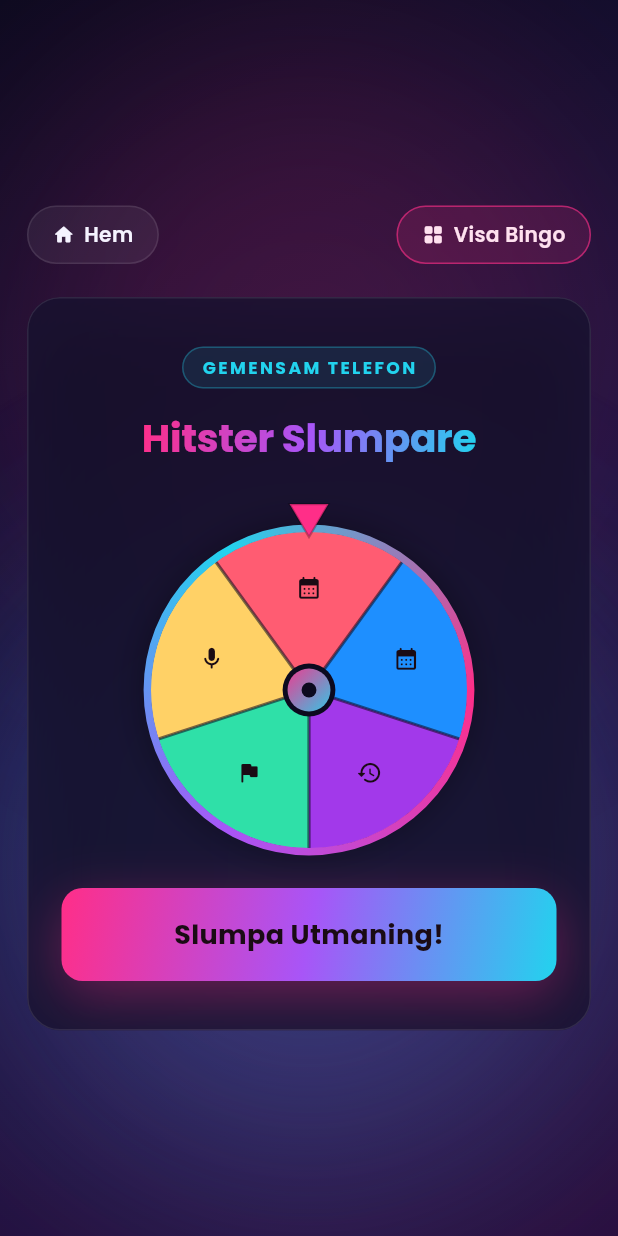
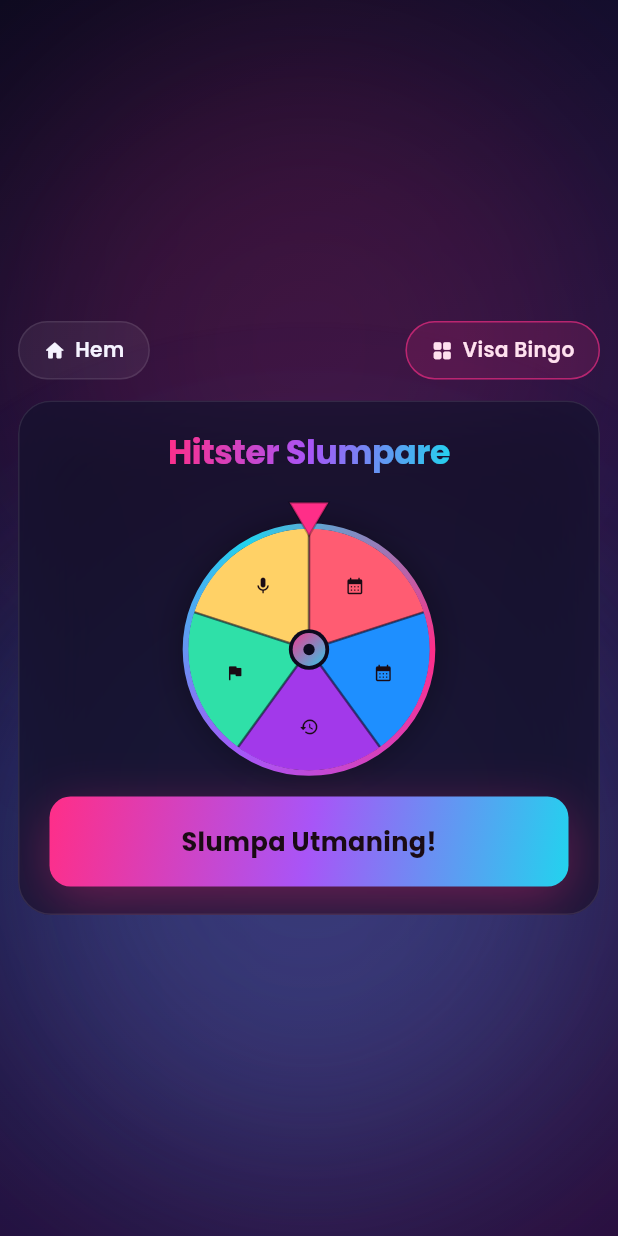
Before and after one commit to KKandenas/Hitster, a Flutter app: the screen it shows after launch, after a tap on "Slumpgenerator", on a phone screen of 412 x 824 dp. Run offline on Flutter 3.47's test engine with Material 3 defaults, Android fonts, the phone set to English and light mode, and no system bars; our stand-ins replace shared_preferences.

Commit message:
Fixa hjulets centrering och gör slumpgeneratorn kompakt (#6)
Hjulet landade alltid exakt på skarven mellan två slices istället för
mitt på en - startvinkeln i SpinWheel var förskjuten en halv slice
relativt targetRotationFor. Tar bort den extra förskjutningen så
resultatet nu alltid hamnar mitt på rätt slice under pekaren.

Gör även slumpgeneratorn kompaktare (mindre hjul, tightare marginaler,
mindre resultatkort) så hela vyn inklusive resultatet får plats på en
iPhone-skärm utan att behöva scrolla, och tar bort den överflödiga
"Gemensam telefon"-etiketten.

Co-authored-by: Claude <noreply@anthropic.com>

```diff
--- a/flutter_app/lib/screens/generator_screen.dart
+++ b/flutter_app/lib/screens/generator_screen.dart
@@ -93,7 +93,7 @@ class _GeneratorScreenState extends State<GeneratorScreen>
         child: SafeArea(
           child: Center(
             child: SingleChildScrollView(
-              padding: const EdgeInsets.all(18),
+              padding: const EdgeInsets.all(12),
               child: Column(
                 mainAxisSize: MainAxisSize.min,
                 children: [
@@ -114,36 +114,35 @@ class _GeneratorScreenState extends State<GeneratorScreen>
                       ),
                     ],
                   ),
-                  const SizedBox(height: 22),
+                  const SizedBox(height: 14),
                   GlassCard(
+                    padding: const EdgeInsets.symmetric(horizontal: 20, vertical: 18),
                     child: Column(
                       mainAxisSize: MainAxisSize.min,
                       children: [
-                        const EyebrowChip(label: 'Gemensam telefon'),
+                        const GradientText('Hitster Slumpare', fontSize: 22),
                         const SizedBox(height: 14),
-                        const GradientText('Hitster Slumpare', fontSize: 26),
-                        const SizedBox(height: 22),
                         AnimatedBuilder(
                           animation: _wheelAnimation,
                           builder: (context, _) => SpinWheel(
                             rotation: _wheelAnimation.value,
-                            size: 220,
+                            size: 168,
                           ),
                         ),
-                        const SizedBox(height: 22),
+                        const SizedBox(height: 14),
                         GradientButton(
                           onPressed: _slumpaUtmaning,
                           child: Text(
                             _spinning ? 'Snurrar…' : 'Slumpa Utmaning!',
                             style: const TextStyle(
                               color: GradientButton.onDark,
-                              fontSize: 18,
+                              fontSize: 17,
                               fontWeight: FontWeight.w700,
                             ),
                           ),
                         ),
                         if (_shown != null) ...[
-                          const SizedBox(height: 24),
+                          const SizedBox(height: 14),
                           ScaleTransition(
                             scale: Tween(begin: 0.94, end: 1.0).animate(_revealAnimation),
                             child: FadeTransition(
@@ -174,7 +173,7 @@ class _ResultCard extends StatelessWidget {
   Widget build(BuildContext context) {
     return Container(
       width: double.infinity,
-      padding: const EdgeInsets.symmetric(vertical: 26, horizontal: 18),
+      padding: const EdgeInsets.symmetric(vertical: 16, horizontal: 16),
       decoration: BoxDecoration(
         color: AppColors.surfaceSolid,
         borderRadius: BorderRadius.circular(14),
@@ -188,25 +187,25 @@ class _ResultCard extends StatelessWidget {
       ),
       child: Column(
         children: [
-          Icon(challenge.ikon, color: challenge.farg, size: 40),
-          const SizedBox(height: 12),
+          Icon(challenge.ikon, color: challenge.farg, size: 30),
+          const SizedBox(height: 8),
           Text(
             challenge.titel,
             textAlign: TextAlign.center,
             style: TextStyle(
               color: challenge.farg,
-              fontSize: 25,
+              fontSize: 19,
               fontWeight: FontWeight.w700,
             ),
           ),
-          const SizedBox(height: 10),
+          const SizedBox(height: 6),
           Text(
             challenge.info,
             textAlign: TextAlign.center,
             style: const TextStyle(
               color: AppColors.textMuted,
-              fontSize: 15,
-              height: 1.4,
+              fontSize: 13,
+              height: 1.35,
             ),
           ),
         ],
--- a/flutter_app/lib/widgets/spin_wheel.dart
+++ b/flutter_app/lib/widgets/spin_wheel.dart
@@ -94,7 +94,10 @@ class _WheelPainter extends CustomPainter {
     final center = size.center(Offset.zero);
     final r = size.width / 2;
     const sliceAngle = SpinWheel.sliceAngle;
-    const startOffset = -math.pi / 2 - sliceAngle / 2;
+    // Slice i spans [startOffset + i*sliceAngle, startOffset + (i+1)*sliceAngle),
+    // so its center sits at startOffset + (i+0.5)*sliceAngle — this must match
+    // the center angle assumed by [SpinWheel.targetRotationFor].
+    const startOffset = -math.pi / 2;
 
     canvas.drawCircle(
       center,
```
